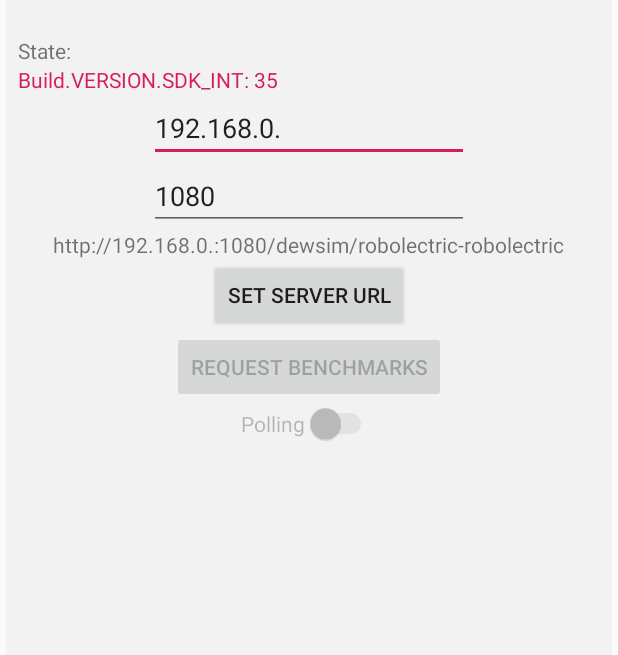
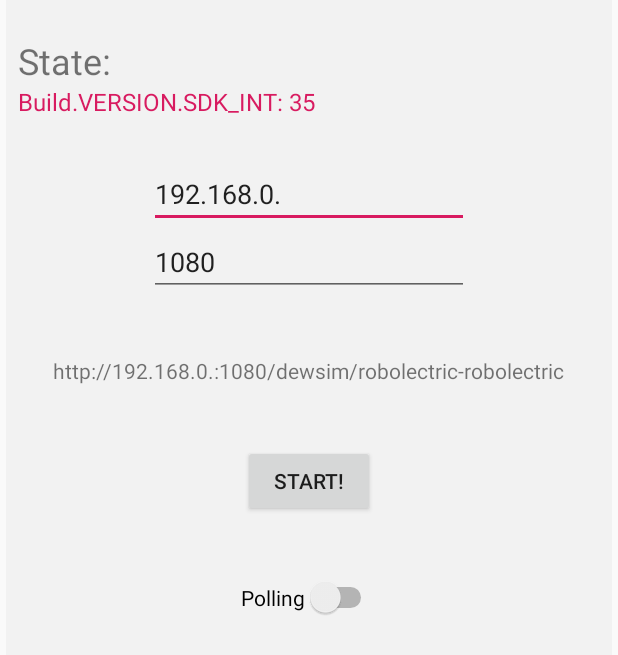
Before and after one commit to natiseverino/BenchmarkAndroid, an Android app: the screen it shows after launch (MainActivity), on a phone screen of 412 x 824 dp. Shown: the top 655 px of the screen. Run offline under Robolectric (Android 15) with nearby library versions, the phone set to English and light mode, and no system bars; our stand-ins replace Volley; libraries missing offline, so code that uses them is left out: org.apache.http; pictures from the network do not load.

```diff
--- a/app/src/main/java/edu/benchmarkandroid/Benchmark/Benchmark.java
+++ b/app/src/main/java/edu/benchmarkandroid/Benchmark/Benchmark.java
@@ -26,4 +26,6 @@ public abstract class Benchmark {
     public abstract void runSampling(StopCondition stopCondition, ProgressUpdater progressUpdater);
 
     public abstract void runBenchmark(StopCondition stopCondition, ProgressUpdater progressUpdater);
+
+    public abstract void gentleTermination();
 }
--- a/app/src/main/java/edu/benchmarkandroid/MainActivity.java
+++ b/app/src/main/java/edu/benchmarkandroid/MainActivity.java
@@ -62,9 +62,11 @@ public class MainActivity extends Activity {
 
     public static final String PATH = "/sdcard/Download/";
 
-    // CHANGE THIS CONSTANT TO THE VALUE OF YOUR PREFERENCE
+    // CHANGE THIS CONSTANTS TO THE VALUE OF YOUR PREFERENCE
     public static final int INTERVAL_OFF_BATTERY_UPDATES = 5000;
     public static final int POLLING_INTERVAL = 5000;
+
+
     public static final String NOT_DEFINED = "notdefined";
     private static final int MY_PERMISSIONS_REQUEST_INTERNET = 53;
     private static final int MY_PERMISSIONS_REQUEST_EXTERNAL_STORAGE = 3;
@@ -106,8 +108,7 @@ public class MainActivity extends Activity {
     private TextView ipTextView;
     private TextView portTextView;
     private TextView modelTextView;
-    private Button setServerButton;
-    private Button requestBenchmarksButton;
+    private Button startButton;
     private Switch aSwitch;
     private TextView stateTextView;
 
@@ -141,12 +142,17 @@ public class MainActivity extends Activity {
     // Callbacks for error on benchmarks started
     final Cb<String> onErrorBenchmarkCanStart;
 
+    // Callback for first success to connect to server
+    final Cb<JSONObject> onFistSuccess;
+
 
     public MainActivity() {
         // Callbacks for errors
         onError = new Cb<String>() {
             @Override
             public void run(String errorMsg) {
+                if (errorMsg != null)
+                    if (!errorMsg.equals(""))
                         Toast.makeText(MainActivity.this, errorMsg, Toast.LENGTH_SHORT).show();
             }
         };
@@ -155,8 +161,7 @@ public class MainActivity extends Activity {
         onSuccessBatteryUpdate = new Cb<JSONObject>() {
             @Override
             public void run(JSONObject jsonObject) {
-                //Toast.makeText(MainActivity.this, "Battery Update Complete :)", Toast.LENGTH_SHORT).show();
-                requestBenchmarksButton.setEnabled(true);
+
             }
         };
 
@@ -219,6 +224,13 @@ public class MainActivity extends Activity {
                 evaluating = false;
             }
         };
+
+        onFistSuccess = new Cb<JSONObject>() {
+            @Override
+            public void run(JSONObject useless) {
+                serverConnection.getBenchmarks(onSuccessBenchmarkReceived, onError, getApplicationContext());
+            }
+        };
     }
 
 
@@ -238,8 +250,7 @@ public class MainActivity extends Activity {
         modelTextView = findViewById(R.id.modelTextView);
         stateTextView = findViewById(R.id.stateTextView);
 
-        requestBenchmarksButton = findViewById(R.id.requestBenchmarksButton);
-        setServerButton = findViewById(R.id.setServerButton);
+        startButton = findViewById(R.id.startButton);
         aSwitch = findViewById(R.id.aSwitch);
 
         ipTextView.setText(httpAddress);
@@ -297,41 +308,23 @@ public class MainActivity extends Activity {
         this.benchmarkExecutor = new BenchmarkExecutor(getBaseContext());
         benchmarkExecutor.setStateTextView(stateTextView);
 
+        aSwitch.setEnabled(true);
 
         //bind button actions
-        setServerButton.setOnClickListener(new View.OnClickListener() {
+        startButton.setOnClickListener(new View.OnClickListener() {
             @Override
             public void onClick(View v) {
-                if (setServerButton.getText().equals("Edit Server Url")) {
-                    setServerButton.setText("Set Server Url");
-                    ipEditText.setEnabled(true);
-                    portEditText.setEnabled(true);
-                    requestBenchmarksButton.setEnabled(false);
-                    aSwitch.setEnabled(false);
-
-                } else {
                 httpAddress = String.valueOf(ipTextView.getText());
                 httpPort = String.valueOf(portTextView.getText());
                 String serverUrl = String.format("http://%s:%s/dewsim/%s", httpAddress, httpPort, model);
 
                 Log.d(TAG, "onClick: " + serverUrl);
                 serverConnection.registerServerUrl(serverUrl);
-                    setServerButton.setText("Edit Server Url");
                 ipEditText.setEnabled(false);
                 portEditText.setEnabled(false);
-                    aSwitch.setEnabled(true);
-                    serverConnection.postUpdate(new UpdateData(deviceCpuMhz, deviceBatteryMah, minBatteryLevel, batteryNotificator.getCurrentLevel()), onSuccessBatteryUpdate, onError, getApplicationContext());
+//                startButton.setEnabled(false);
+                serverConnection.postUpdate(new UpdateData(deviceCpuMhz, deviceBatteryMah, minBatteryLevel, batteryNotificator.getCurrentLevel()), onFistSuccess, onError, getApplicationContext());
 
-                }
-            }
-        });
-
-
-        requestBenchmarksButton.setOnClickListener(new View.OnClickListener() {
-            @Override
-            public void onClick(View v) {
-                serverConnection.getBenchmarks(onSuccessBenchmarkReceived, onError, getApplicationContext());
-                //startBenchmark();
             }
         });
 
@@ -411,7 +404,6 @@ public class MainActivity extends Activity {
             if (!evaluating && !running) {
                 evaluating = true;
                 Log.d(TAG, "MainActivity - startBenchmark: CAN START");
-                //preguntamos por el state
                 serverConnection.startBenchmark(onSuccessBenchmarkCanStart, onErrorBenchmarkCanStart, getApplicationContext(), stateOfCharge);
             }
         }
@@ -433,6 +425,7 @@ public class MainActivity extends Activity {
     @Override
     protected void onDestroy() {
         super.onDestroy();
+        benchmarkExecutor.stopBenchmark();
         this.unregisterReceiver(this.progressReceiver);
         this.unregisterReceiver(this.pollingReceiver);
         this.unregisterReceiver(this.batteryInfoReceiver);
@@ -514,9 +507,12 @@ public class MainActivity extends Activity {
                     if (benchmarkExecutor.hasMoreToExecute()) {
                         stateOfCharge = benchmarkExecutor.getNeededBatteryState();
                         minBatteryLevel = benchmarkExecutor.getNeededBatteryLevelNextStep();
+                        benchmarkExecutor.alertBatteryStatus();
                         startBenchmark();
-                    } else
+                    } else {
                         Toast.makeText(context, "There are no more benchmarks", Toast.LENGTH_SHORT).show();
+                        startButton.setEnabled(true);
+                    }
                 }
             }
 
@@ -532,7 +528,6 @@ public class MainActivity extends Activity {
 
                     Toast.makeText(context, "Sampling finished", Toast.LENGTH_SHORT).show();
                     stateTextView.setText("Sampling finished");
-
                     String variant = intent.getStringExtra("variant");
                     String fname = intent.getStringExtra("file");
                     byte[] result = null;
@@ -551,6 +546,7 @@ public class MainActivity extends Activity {
                     if (benchmarkExecutor.hasMoreToExecute()) {
                         stateOfCharge = benchmarkExecutor.getNeededBatteryState();
                         minBatteryLevel = benchmarkExecutor.getNeededBatteryLevelNextStep();
+                        benchmarkExecutor.alertBatteryStatus();
                         startBenchmark();
                     } else
                         Toast.makeText(context, "There are no more benchmarks", Toast.LENGTH_SHORT).show();
--- a/app/src/main/java/edu/benchmarkandroid/service/ServerConnection.java
+++ b/app/src/main/java/edu/benchmarkandroid/service/ServerConnection.java
@@ -131,8 +131,8 @@ public class ServerConnection {
                             if (response.get("message").equals(true)) {
                                 onSuccessBenchmarkCanStart.run("NO_PARAM");
                             } else {
-                                Log.d(TAG, "ServerConnection - onResponse: cant't start the benchmarks yet");
-                                onErrorBenchmarkCanStart.run("cant't start the benchmarks yet");
+                                Log.d(TAG, "ServerConnection - onResponse: can't start the benchmarks yet");
+                                onErrorBenchmarkCanStart.run("can't start the benchmarks yet");
                             }
                         } catch (JSONException e) {
                             e.printStackTrace();
--- a/app/src/main/res/layout/activity_main.xml
+++ b/app/src/main/res/layout/activity_main.xml
@@ -14,22 +14,25 @@
     <LinearLayout
         android:layout_width="match_parent"
         android:layout_height="wrap_content"
-        android:orientation="vertical"
-        android:layout_marginHorizontal="8dp">
+        android:layout_marginHorizontal="8dp"
+        android:orientation="vertical">
 
         <TextView
             android:layout_width="match_parent"
             android:layout_height="wrap_content"
-            android:text="State: "/>
+            android:text="State: "
+            android:textSize="24dp" />
 
         <TextView
             android:id="@+id/stateTextView"
             android:layout_width="match_parent"
-            android:layout_height="wrap_content"
+            android:layout_height="50dp"
             android:text="-------"
-            android:textColor="@color/colorAccent"/>
+            android:textColor="@color/colorAccent"
+            android:textSize="16dp" />
 
     </LinearLayout>
+
 
     <EditText
         android:id="@+id/IpText"
@@ -37,7 +40,7 @@
         android:layout_height="wrap_content"
         android:ems="10"
         android:inputType="textPersonName"
-        android:text="192.168.0.75" />
+        android:text="192.168.0." />
 
     <EditText
         android:id="@+id/portText"
@@ -47,7 +50,9 @@
         android:inputType="textPersonName"
         android:text="1080" />
 
-
+    <Space
+        android:layout_width="match_parent"
+        android:layout_height="40dp" />
 
     <LinearLayout
         android:id="@+id/constraintLayout2"
@@ -94,20 +99,20 @@
 
     </LinearLayout>
 
+    <Space
+        android:layout_width="match_parent"
+        android:layout_height="40dp" />
+
 
     <Button
-        android:id="@+id/setServerButton"
+        android:id="@+id/startButton"
         android:layout_width="wrap_content"
         android:layout_height="wrap_content"
-        android:text="Set Server Url" />
+        android:text="Start!" />
 
-    <Button
-        android:id="@+id/requestBenchmarksButton"
-        android:layout_width="wrap_content"
-        android:layout_height="wrap_content"
-        android:enabled="false"
-        android:text="Request Benchmarks" />
-
+    <Space
+        android:layout_width="match_parent"
+        android:layout_height="40dp" />
 
     <Switch
         android:id="@+id/aSwitch"
@@ -116,6 +121,10 @@
         android:enabled="false"
         android:text="Polling" />
 
+    <Space
+        android:layout_width="match_parent"
+        android:layout_height="40dp" />
+
     <Button
         android:id="@+id/testButton"
         android:layout_width="wrap_content"
@@ -123,6 +132,4 @@
         android:text="TestButon" />
 
 
-
-
 </LinearLayout>
```
Also changed, not shown: app/src/main/java/edu/benchmarkandroid/Benchmark/benchmarks/JGrande/CBenchmark4Ever.java (+12 -2 lines), app/src/main/java/edu/benchmarkandroid/Benchmark/benchmarks/JGrande/experiments/mobility/nonmobile/DHPC_AllSizeA.java (+10 -1 lines), app/src/main/java/edu/benchmarkandroid/Benchmark/benchmarks/cpuBenchmark/CPUBenchmark.java (+42 -19 lines), app/src/main/java/edu/benchmarkandroid/service/BenchmarkExecutor.java (+22 -9 lines), app/src/main/java/edu/benchmarkandroid/service/BenchmarkIntentService.java (+11 -0 lines), app/src/main/java/edu/benchmarkandroid/service/SamplingIntentService.java (+17 -3 lines). Lines whose indentation alone changed are shown as unchanged.
